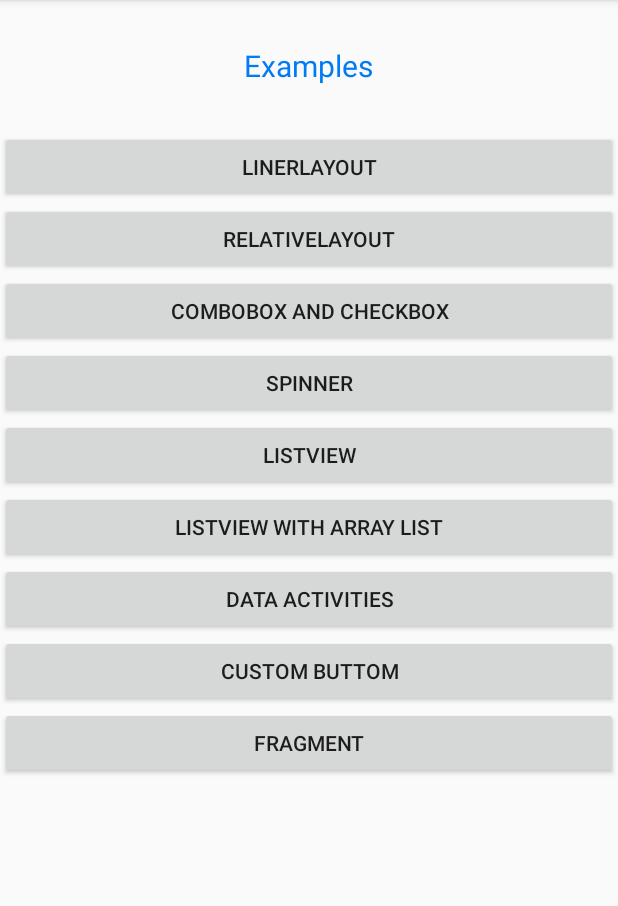
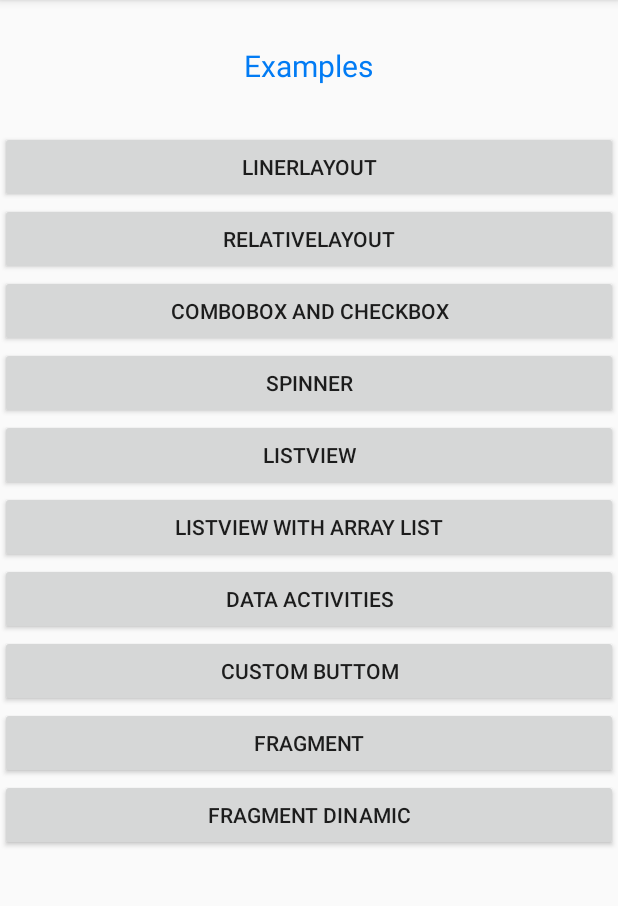
Before and after one commit to dehors/android-SmartGeeks, an Android app: the screen it shows after launch (MainActivity), on a phone screen of 412 x 824 dp, the part 84-990 px from its top. Run offline under Robolectric (Android 15) with nearby library versions, the phone set to English and light mode, and no system bars.

Commit message:
feat: Fragment dinamic

```diff
--- a/app/src/main/AndroidManifest.xml
+++ b/app/src/main/AndroidManifest.xml
@@ -25,7 +25,8 @@
         <activity android:name=".Main8Activity" />
         <activity android:name=".Main9Activity" />
         <activity android:name=".Main10Activity" />
-        <activity android:name=".Main11Activity"></activity>
+        <activity android:name=".Main11Activity" />
+        <activity android:name=".Main12Activity"></activity>
     </application>
 
 </manifest>
--- a/app/src/main/java/com/example/slam24/smartgeeks/MainActivity.java
+++ b/app/src/main/java/com/example/slam24/smartgeeks/MainActivity.java
@@ -7,7 +7,7 @@ import android.widget.Button;
 import android.content.Intent;
 
 public class MainActivity extends AppCompatActivity implements View.OnClickListener {
-    Button btnlinerlayout,btnrelativelayout,bntcontrollers, btnspinner, btnlisview, btnlisviewwal, btnsenddata, btncustom, btnfrag;
+    Button btnlinerlayout,btnrelativelayout,bntcontrollers, btnspinner, btnlisview, btnlisviewwal, btnsenddata, btncustom, btnfrag, btnfragdinami;
     @Override
     protected void onCreate(Bundle savedInstanceState) {
         super.onCreate(savedInstanceState);
@@ -39,6 +39,9 @@ public class MainActivity extends AppCompatActivity implements View.OnClickListe
 
         btnfrag = (Button) findViewById(R.id.viewfragment);
         btnfrag.setOnClickListener(this);
+
+        btnfragdinami = (Button) findViewById(R.id.viewfragmentdinamic);
+        btnfragdinami.setOnClickListener(this);
     }
 
     @Override
@@ -80,6 +83,10 @@ public class MainActivity extends AppCompatActivity implements View.OnClickListe
                 Intent intent8 = new Intent(MainActivity.this,Main11Activity.class);
                 startActivity(intent8);
                 break;
+            case R.id.viewfragmentdinamic:
+                Intent intent9 = new Intent(MainActivity.this,Main12Activity.class);
+                startActivity(intent9);
+                break;
         }
     }
 }
--- a/app/src/main/res/layout/activity_main.xml
+++ b/app/src/main/res/layout/activity_main.xml
@@ -66,7 +66,11 @@
                 android:layout_height="wrap_content"
                 android:text="Fragment"
                 android:id="@+id/viewfragment"/>
-
+            <Button
+                android:layout_width="match_parent"
+                android:layout_height="wrap_content"
+                android:text="Fragment dinamic"
+                android:id="@+id/viewfragmentdinamic"/>
         </LinearLayout>
     </ScrollView>
 </LinearLayout>
```
Also changed, not shown: app/src/main/java/com/example/slam24/smartgeeks/Main12Activity.java (added, +48 -0 lines), app/src/main/res/layout/activity_main12.xml (added, +30 -0 lines).
